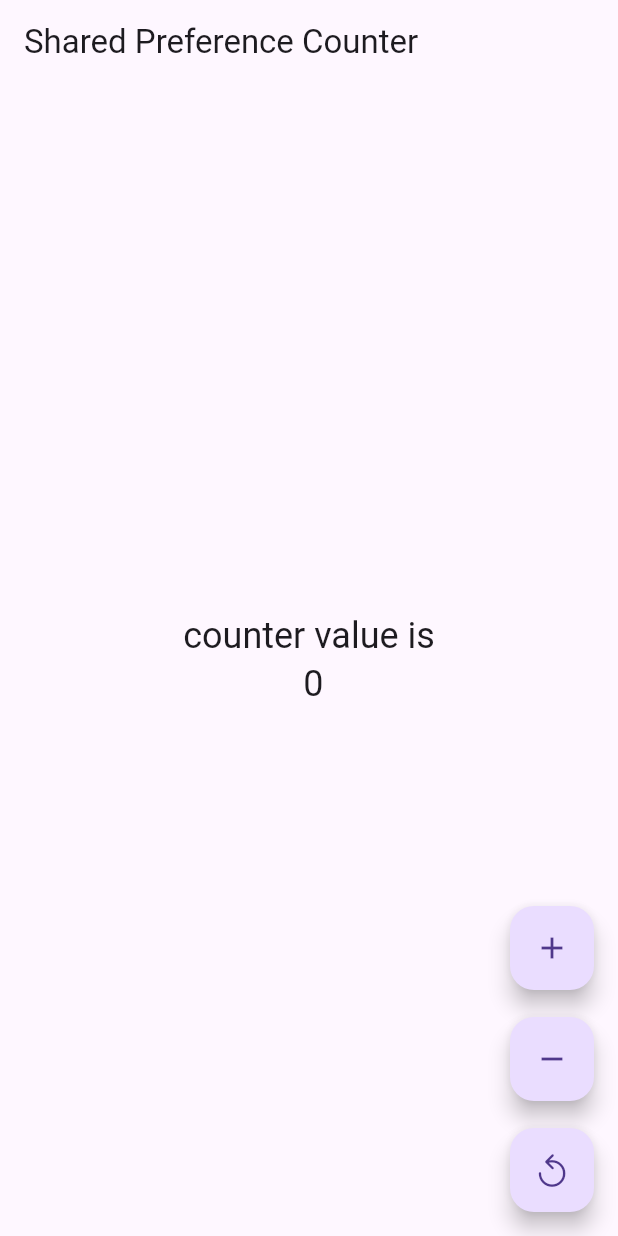
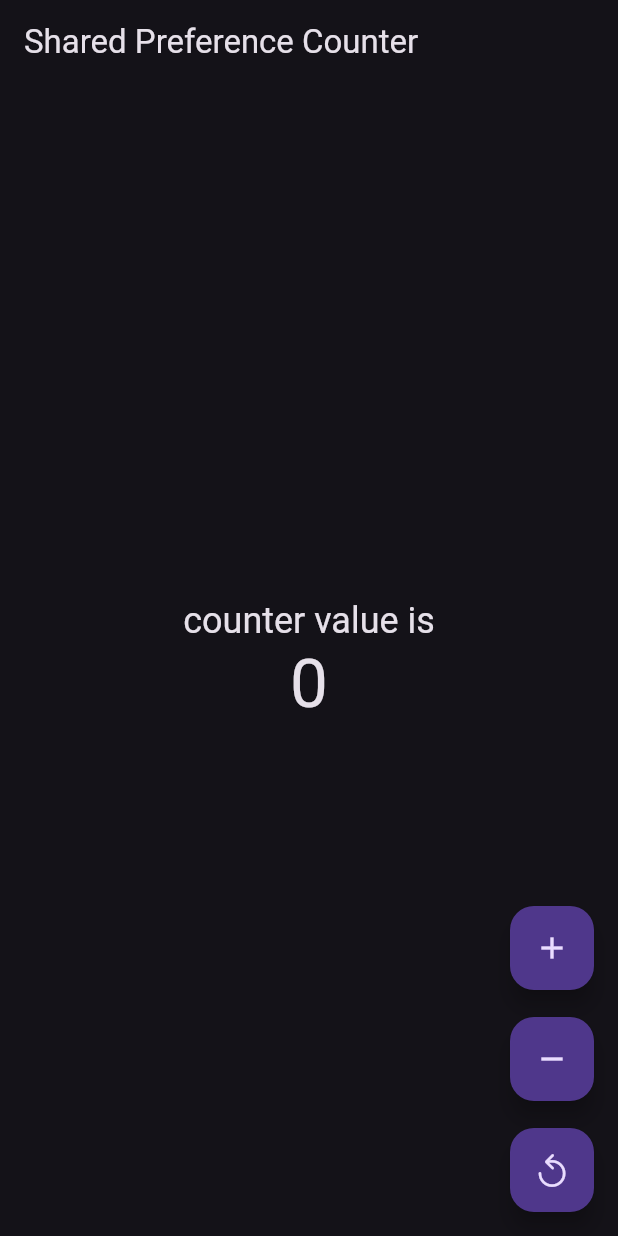
Before and after one commit to Jalambo-Dev/shared_preferences_flutter_tutorial, a Flutter app: the screen it shows after launch, on a phone screen of 412 x 824 dp. Run offline on Flutter 3.47's test engine with Material 3 defaults, Android fonts, the phone set to English and light mode, and no system bars; our stand-ins replace shared_preferences; statements that could not run were skipped.

Commit message:
Enhance CounterScreen UI by improving text layout and adding dark theme support

```diff
--- a/counter_with_shared_pref/lib/counter_screen.dart
+++ b/counter_with_shared_pref/lib/counter_screen.dart
@@ -32,7 +32,6 @@ class _CounterScreenState extends State<CounterScreen> {
   /// and then saves the updated counter value to shared preferences using the key 'counter'.
   ///
   /// [value] - The new value to set the counter to.
-
   void _updateCounter(int value) {
     setState(() => _counter = value);
     _prefs.setInt('counter', _counter);
@@ -49,10 +48,20 @@ class _CounterScreenState extends State<CounterScreen> {
         title: const Text('Shared Preference Counter'),
       ),
       body: Center(
-        child: Text(
-          'counter value is \n $_counter',
-          style: Theme.of(context).textTheme.headlineSmall,
-          textAlign: TextAlign.center,
+        child: Column(
+          mainAxisAlignment: MainAxisAlignment.center,
+          children: [
+            Text(
+              'counter value is',
+              style: Theme.of(context).textTheme.headlineSmall,
+              textAlign: TextAlign.center,
+            ),
+            Text(
+              '$_counter',
+              style: Theme.of(context).textTheme.displayMedium,
+              textAlign: TextAlign.center,
+            ),
+          ],
         ),
       ),
       floatingActionButton: Column(
--- a/counter_with_shared_pref/lib/main.dart
+++ b/counter_with_shared_pref/lib/main.dart
@@ -11,6 +11,8 @@ class MyApp extends StatelessWidget {
   @override
   Widget build(BuildContext context) {
     return MaterialApp(
+      debugShowCheckedModeBanner: false,
+      theme: ThemeData.dark(),
       home: const CounterScreen(),
     );
   }
```
